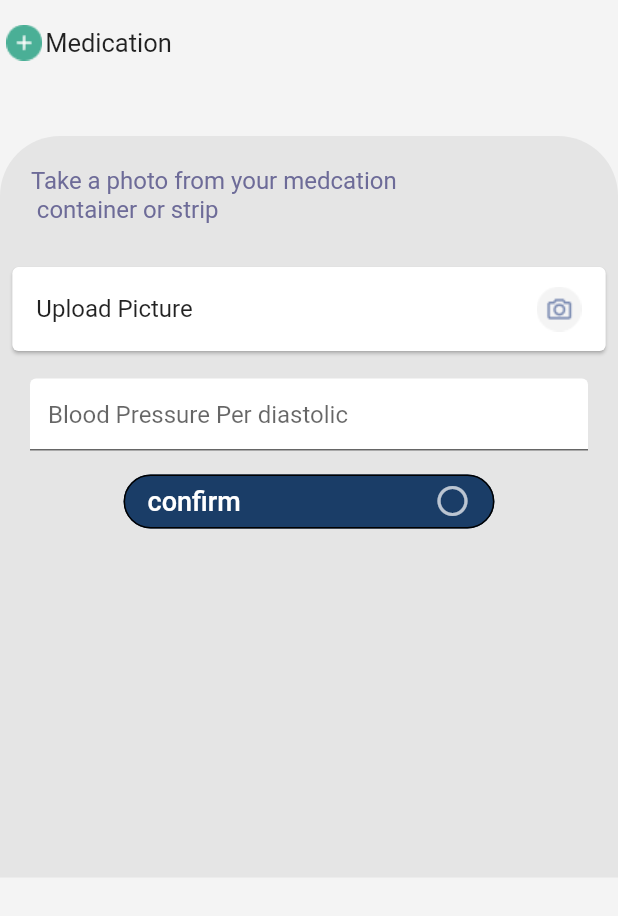
After one commit to SyedAbdullah58-dev/DashboardScreens, a Flutter app: the MedicationScreen screen opened directly, on a phone screen of 412 x 824 dp. The commit adds this screen. Shown: the top 916 px of the screen. Run offline on Flutter 3.47's test engine with Material 2 defaults, Android fonts, the phone set to English and light mode, and no system bars; missing offline and left inert: dart:js; Roboto replaces fonts that are missing (Raleway).

Commit message:
safearea added

```diff
--- /dev/null
+++ b/lib/Screens/MedicationScreen.dart
@@ -0,0 +1,93 @@
+import 'package:flutter/cupertino.dart';
+import 'package:flutter/material.dart';
+import 'package:untitled/Screens/Widgets/OptionsList.dart';
+
+import 'Widgets/syncbutton.dart';
+
+class MedicationScreen extends StatelessWidget {
+
+  @override
+  Widget build(BuildContext context) {
+    var size = MediaQuery.of(context).size;
+    return Scaffold(
+      backgroundColor: Color(0xffF4F4F4),
+      body: Padding(
+        padding: EdgeInsets.symmetric(vertical: size.height *0.01),
+        child: SingleChildScrollView(
+          child: Column(
+            children: [
+              Container(
+
+                  height: size.height * 0.1,
+                  child: Column(
+                    children: [
+                      //icons row
+                      Padding(
+                        padding: EdgeInsets.symmetric(vertical: size.height*0.01,horizontal: size.width *0.01),
+                        child: Row(
+                          children: [
+                            Image.asset("assets/icons/add.png"),
+                            SizedBox(
+                              width: 2,
+                            ),
+                            Text(
+                              "Medication",
+                              style: TextStyle(
+                                fontSize: 17,
+                              ),
+                            ),
+                          ],
+                        ),
+                      )
+                    ],
+                  )),
+              Container(
+                height: size.height * 0.6,
+                decoration: BoxDecoration(
+                    color: Color(0xffE5E5E5),
+                    borderRadius: BorderRadius.only(
+                      topLeft: Radius.circular(40),
+                      topRight: Radius.circular(40),
+                    )),
+                child: SingleChildScrollView(
+                  child: Column(
+                    children: [
+                     Padding(
+                       padding: EdgeInsets.all(size.width *0.05),
+                       child: Row(children: [ Text("Take a photo from your medcation \n container or strip ",style: TextStyle(
+                           color: Color(0xff6D6B98),fontSize: 16
+
+                       ),),],),
+                     ),
+
+                     OptionsList(title: "Upload Picture",iconpath: "assets/icons/camera.png",),
+                      Padding(
+                        padding:
+                        EdgeInsets.symmetric(horizontal: 20, vertical: 10),
+                        child: TextField(
+                          decoration: InputDecoration(
+                            filled: true,
+                            fillColor: Color(0xffFFFFFF),
+                            hintText: "Blood Pressure Per diastolic",
+                            focusedBorder: OutlineInputBorder(
+                              borderSide: const BorderSide(
+                                  color: Colors.white70, width: 2.0),
+                              borderRadius: BorderRadius.circular(20.0),
+                            ),
+                          ),
+                        ),
+                      ),
+
+
+                      SyncButton(size: size, route: "",title: "confirm",),
+                    ],
+                  ),
+                ),
+              )
+            ],
+          ),
+        ),
+      ),
+    );
+  }
+}
--- a/lib/Screens/dashboard_tab.dart
+++ b/lib/Screens/dashboard_tab.dart
@@ -3,6 +3,7 @@ import 'package:untitled/Screens/BloodGlucose.dart';
 import 'package:untitled/Screens/BloodPressure.dart';
 import 'package:untitled/Screens/ExerciseScreen.dart';
 import 'package:untitled/Screens/HealthRecords.dart';
+import 'package:untitled/Screens/MedicationScreen.dart';
 import 'package:untitled/Screens/MoodScreen.dart';
 import 'package:untitled/Screens/WeightScreen.dart';
 class DashBoardTab extends StatefulWidget {static const routname= "/db";
@@ -20,7 +21,8 @@ class _DashBoardTabState extends State<DashBoardTab> {
     var currenttab;
 
     Color iconcolor = Colors.black;
-    return DefaultTabController(
+    return SafeArea(
+      child: DefaultTabController(
           length: 7,
           child: Scaffold(
             body: Container(
@@ -105,12 +107,13 @@ class _DashBoardTabState extends State<DashBoardTab> {
                       ExcerciseScreen(),
                      MoodScreen(),
                       HealthRecords(),
-                    BloodPressure(),
+                      MedicationScreen()
                     ],
                   ))
                 ],
               ),
             ),
-        ));
+          )),
+    );
   }
 }
```
Also changed, not shown: assets/icons/camera.png (added). Lines whose indentation alone changed are shown as unchanged.
